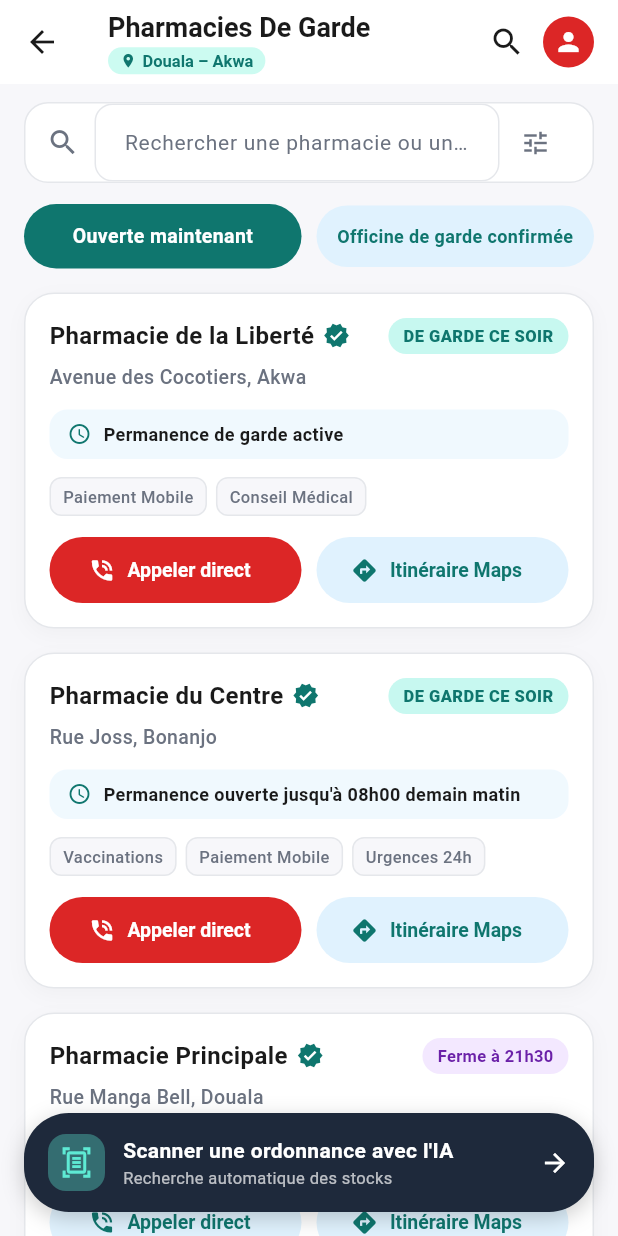
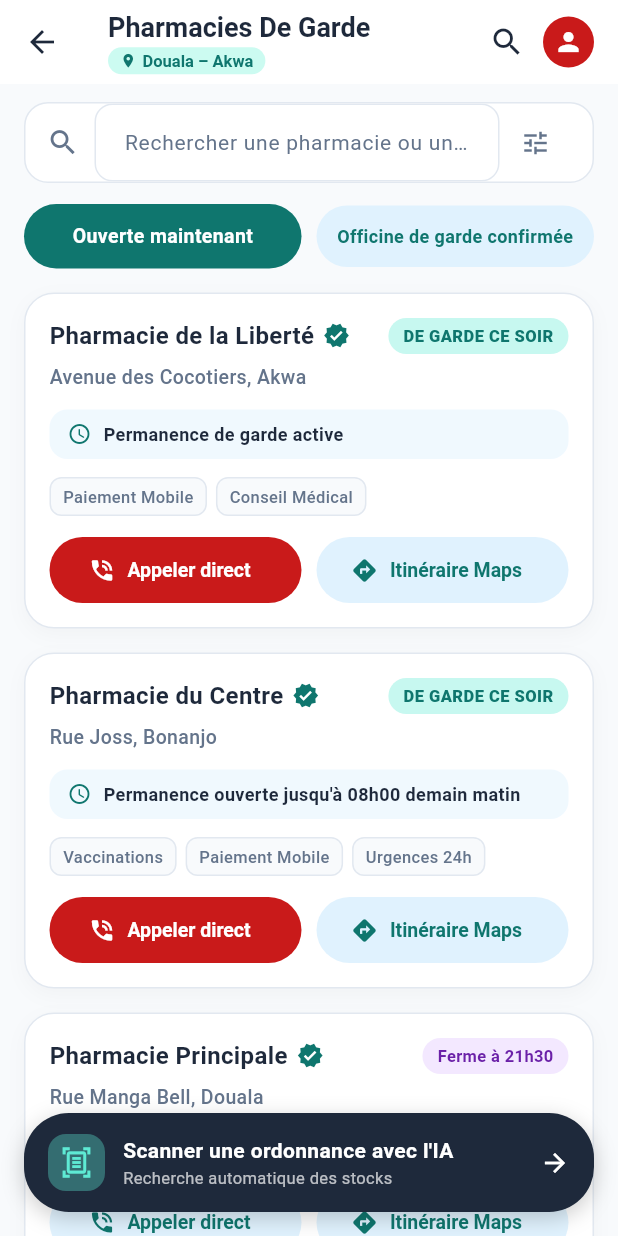
Before and after one commit to gabrielleobono/VitalLink, a Flutter app: the PharmacyListScreen screen opened directly, on a phone screen of 412 x 824 dp. Run offline on Flutter 3.47's test engine with Material 3 defaults, Android fonts, the light colour scheme and no system bars; our stand-ins replace cloud_firestore, firebase_core, flutter_riverpod, geolocator, go_router, image_picker; accounts and stored records are empty.

Commit message:
merge: resolve conflicts with dev branch

```diff
--- a/lib/core/theme/app_colors.dart
+++ b/lib/core/theme/app_colors.dart
@@ -2,18 +2,16 @@ import 'package:flutter/material.dart';
 
 /// Palette de couleurs VitalLink unifiée (Figma & modules métier).
 abstract final class AppColors {
-  // --- Couleurs de base & Figma (Module 1) ---
+  // --- Couleurs de base & Figma (Module 1 / Socle) ---
   static const Color primary = Color(0xFFDC2626);
   static const Color primaryDark = Color(0xFFB71C1C);
-  static const Color primaryRed = Color(0xFFDC2626);
+  static const Color primaryRed = Color(0xFFC91A1A);
   static const Color darkSlate = Color(0xFF1E293B);
-
-  static const Color background = Color(0xFFF7F7FA);
+  static const Color background = Color(0xFFF8FAFC);
   static const Color surface = Colors.white;
-  static const Color textPrimary = Color(0xFF1A1A1A);
-  static const Color textSecondary = Color(0xFF6B7280);
-  static const Color border = Color(0xFFE5E7EB);
-
+  static const Color textPrimary = Color(0xFF1E293B);
+  static const Color textSecondary = Color(0xFF64748B);
+  static const Color border = Color(0xFFE2E8F0);
   static const Color success = Color(0xFF2E7D32);
   static const Color warning = Color(0xFFF59E0B);
   static const Color info = Color(0xFF2F80ED);
@@ -23,7 +21,6 @@ abstract final class AppColors {
   static const Color tealPrimary = Color(0xFF0F766E);
   static const Color tealLight = Color(0xFFCCFBF1);
   static const Color tealBadge = Color(0xFF5EEAD4);
-
   static const Color softBlue = Color(0xFFE0F2FE);
   static const Color purpleLight = Color(0xFFF3E8FF);
   static const Color purpleText = Color(0xFF6B21A8);
--- a/lib/main.dart
+++ b/lib/main.dart
@@ -11,7 +11,7 @@ void main() async {
   WidgetsFlutterBinding.ensureInitialized();
   await Firebase.initializeApp(options: DefaultFirebaseOptions.currentPlatform);
   configureFirestoreOfflinePersistence();
-  runApp(const ProviderScope(child: MyApp()));
+  runApp(const ProviderScope(child: const MyApp()));
 }
 
 class MyApp extends StatelessWidget {
```
Also changed, not shown: 2 other files.
